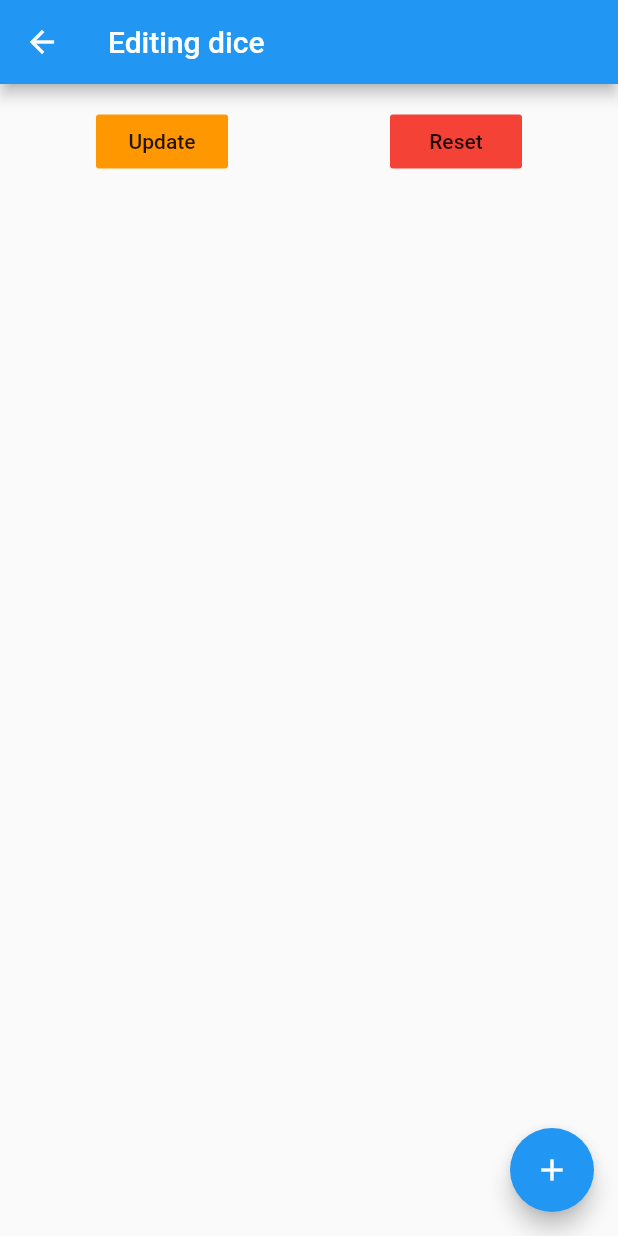
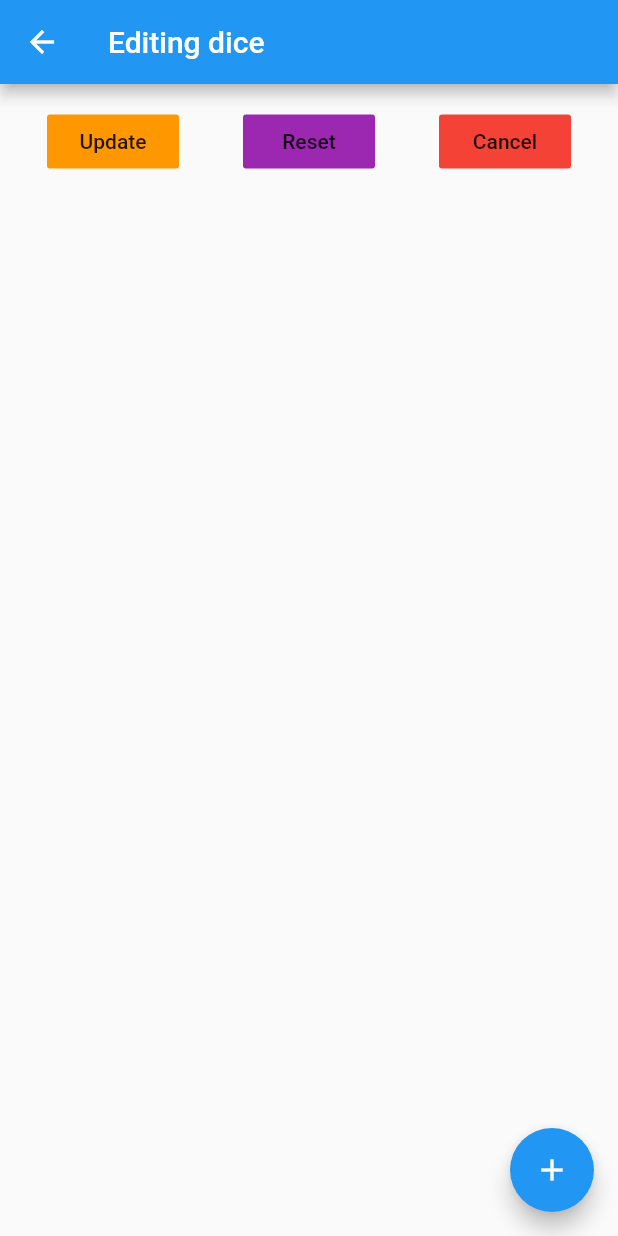
Before and after one commit to loloof64/GenericDice, a Flutter app: the DiceEditionPage screen opened directly with empty values, on a phone screen of 412 x 824 dp. Run offline on Flutter 3.47's test engine with Material 2 defaults, Android fonts, the light colour scheme and no system bars.

Commit message:
Added cancel button on edit dice page.

```diff
--- a/lib/dice_edition.dart
+++ b/lib/dice_edition.dart
@@ -58,6 +58,10 @@ class _DiceEditionPageState extends State<DiceEditionPage> {
     });
   }
 
+  void _cancel() {
+    Navigator.pop(context);
+  }
+
   @override
   Widget build(BuildContext context) {
     final generatedChildren = _values.asMap().entries.map((item) {
@@ -97,7 +101,16 @@ class _DiceEditionPageState extends State<DiceEditionPage> {
                     color: Colors.orange,
                     onPressed: _returnNewValuesToCaller,
                   ),
-                    FlatButton(child: Text("Reset"), color: Colors.red, onPressed: _resetValues,)
+                  FlatButton(
+                    child: Text("Reset"),
+                    color: Colors.purple,
+                    onPressed: _resetValues,
+                  ),
+                  FlatButton(
+                    child: Text("Cancel"),
+                    color: Colors.red,
+                    onPressed: _cancel,
+                  )
                 ],
               ),
               margin: EdgeInsets.all(10.0),
```
Lines whose indentation alone changed are shown as unchanged.
